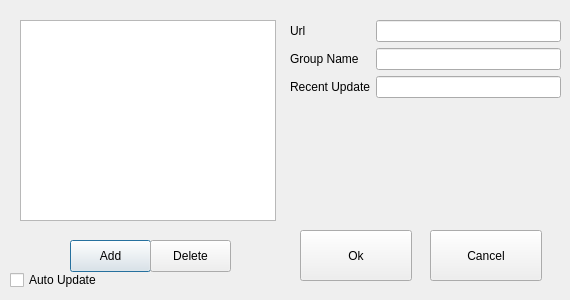
Qt form ui/subscribedialog.ui (Trojan-Qt5/Trojan-Qt5) before a commit.
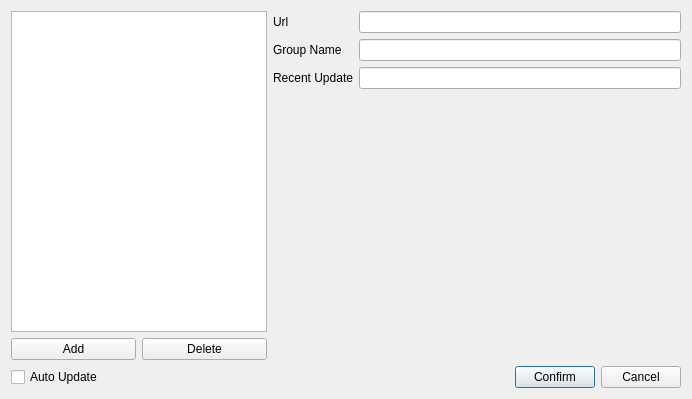
The same form after that commit.

```diff
--- a/ui/subscribedialog.ui
+++ b/ui/subscribedialog.ui
@@ -6,61 +6,16 @@
    <rect>
     <x>0</x>
     <y>0</y>
-    <width>570</width>
-    <height>300</height>
+    <width>692</width>
+    <height>399</height>
    </rect>
   </property>
   <property name="windowTitle">
    <string>Subscribe Settings</string>
   </property>
-  <widget class="QPushButton" name="addButton">
-   <property name="geometry">
-    <rect>
-     <x>70</x>
-     <y>240</y>
-     <width>81</width>
-     <height>32</height>
-    </rect>
-   </property>
-   <property name="text">
-    <string>Add</string>
-   </property>
-  </widget>
-  <widget class="QPushButton" name="deleteButton">
-   <property name="geometry">
-    <rect>
-     <x>150</x>
-     <y>240</y>
-     <width>81</width>
-     <height>32</height>
-    </rect>
-   </property>
-   <property name="text">
-    <string>Delete</string>
-   </property>
-  </widget>
-  <widget class="QWidget" name="formLayoutWidget">
-   <property name="geometry">
-    <rect>
-     <x>290</x>
-     <y>20</y>
-     <width>271</width>
-     <height>91</height>
-    </rect>
-   </property>
+  <layout class="QFormLayout" name="formLayout_2">
+   <item row="0" column="1">
    <layout class="QFormLayout" name="formLayout">
-    <property name="sizeConstraint">
-     <enum>QLayout::SetMaximumSize</enum>
-    </property>
-    <property name="fieldGrowthPolicy">
-     <enum>QFormLayout::ExpandingFieldsGrow</enum>
-    </property>
-    <property name="rowWrapPolicy">
-     <enum>QFormLayout::WrapLongRows</enum>
-    </property>
-    <property name="labelAlignment">
-     <set>Qt::AlignLeading|Qt::AlignLeft|Qt::AlignVCenter</set>
-    </property>
     <item row="0" column="0">
      <widget class="QLabel" name="label">
       <property name="text">
@@ -75,16 +30,6 @@
       </property>
      </widget>
     </item>
-    <item row="0" column="1">
-     <widget class="QLineEdit" name="urlLineEdit"/>
-    </item>
-    <item row="1" column="1">
-     <widget class="QLineEdit" name="groupNameLineEdit">
-      <property name="readOnly">
-       <bool>true</bool>
-      </property>
-     </widget>
-    </item>
     <item row="2" column="0">
      <widget class="QLabel" name="label_3">
       <property name="text">
@@ -92,6 +37,12 @@
       </property>
      </widget>
     </item>
+     <item row="0" column="1">
+      <widget class="QLineEdit" name="urlLineEdit"/>
+     </item>
+     <item row="1" column="1">
+      <widget class="QLineEdit" name="groupNameLineEdit"/>
+     </item>
     <item row="2" column="1">
      <widget class="QLineEdit" name="recentUpdateLineEdit">
       <property name="readOnly">
@@ -100,56 +51,71 @@
      </widget>
     </item>
    </layout>
-  </widget>
+   </item>
+   <item row="1" column="0" colspan="2">
+    <layout class="QHBoxLayout" name="horizontalLayout_2">
+     <item>
+      <widget class="QCheckBox" name="autoUpdateCheckBox">
+       <property name="text">
+        <string>Auto Update</string>
+       </property>
+      </widget>
+     </item>
+     <item>
+      <spacer name="horizontalSpacer">
+       <property name="orientation">
+        <enum>Qt::Horizontal</enum>
+       </property>
+       <property name="sizeHint" stdset="0">
+        <size>
+         <width>40</width>
+         <height>20</height>
+        </size>
+       </property>
+      </spacer>
+     </item>
+     <item>
   <widget class="QPushButton" name="confirmButton">
-   <property name="geometry">
-    <rect>
-     <x>300</x>
-     <y>230</y>
-     <width>112</width>
-     <height>51</height>
-    </rect>
-   </property>
    <property name="text">
-    <string>Ok</string>
-   </property>
-  </widget>
+        <string>Confirm</string>
+       </property>
+      </widget>
+     </item>
+     <item>
   <widget class="QPushButton" name="cancelButton">
-   <property name="geometry">
-    <rect>
-     <x>430</x>
-     <y>230</y>
-     <width>112</width>
-     <height>51</height>
-    </rect>
-   </property>
    <property name="text">
     <string>Cancel</string>
    </property>
   </widget>
-  <widget class="QListView" name="listView">
-   <property name="geometry">
-    <rect>
-     <x>20</x>
-     <y>20</y>
-     <width>256</width>
-     <height>201</height>
-    </rect>
-   </property>
-  </widget>
-  <widget class="QCheckBox" name="autoUpdateCheckBox">
-   <property name="geometry">
-    <rect>
-     <x>10</x>
-     <y>270</y>
-     <width>101</width>
-     <height>20</height>
-    </rect>
-   </property>
+     </item>
+    </layout>
+   </item>
+   <item row="0" column="0">
+    <layout class="QVBoxLayout" name="verticalLayout">
+     <item>
+      <widget class="QListView" name="listView"/>
+     </item>
+     <item>
+      <layout class="QHBoxLayout" name="horizontalLayout">
+       <item>
+        <widget class="QPushButton" name="addButton">
+         <property name="text">
+          <string>Add</string>
+         </property>
+        </widget>
+       </item>
+       <item>
+        <widget class="QPushButton" name="deleteButton">
    <property name="text">
-    <string>Auto Update</string>
-   </property>
-  </widget>
+          <string>Delete</string>
+         </property>
+        </widget>
+       </item>
+      </layout>
+     </item>
+    </layout>
+   </item>
+  </layout>
  </widget>
  <resources/>
  <connections>
```
Left out of the diff: 10 changed lines with no effect on the pictures. Lines whose indentation alone changed are shown as unchanged.
